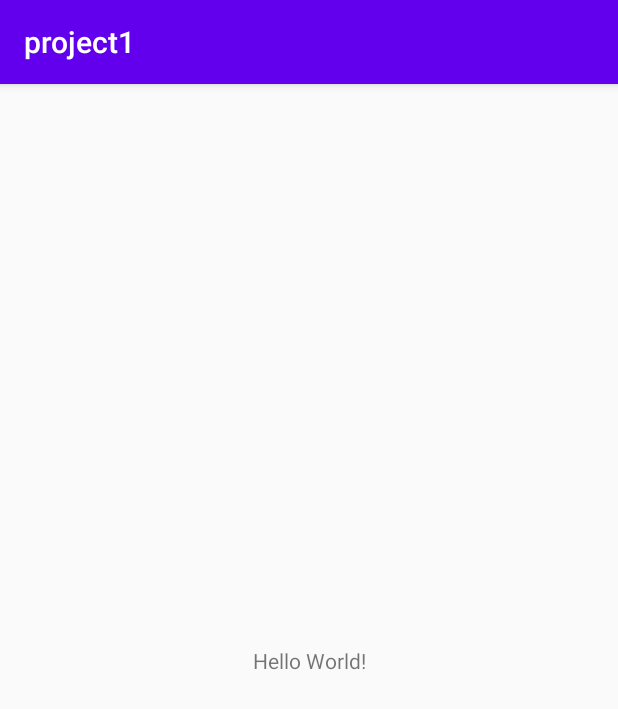
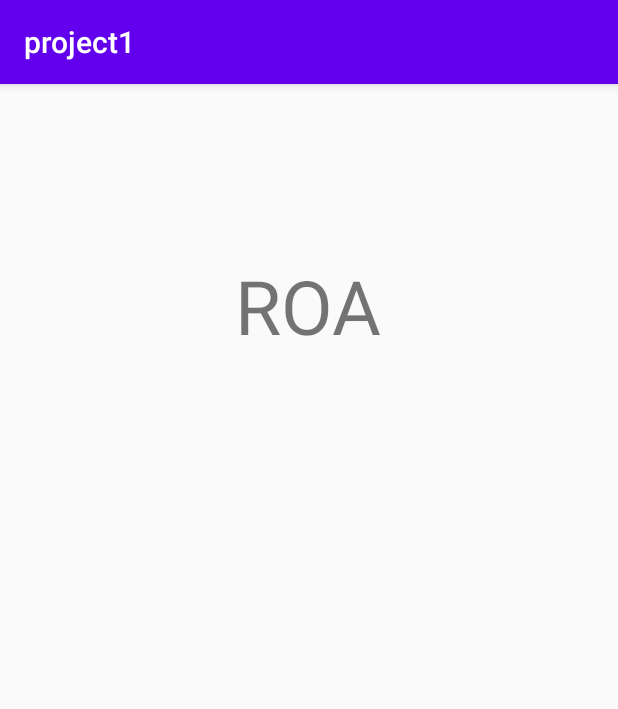
Before and after one commit to osc9556/ROA, an Android app: the screen it shows after launch (MainActivity), on a phone screen of 412 x 824 dp. Shown: the top 709 px of the screen. Run offline under Robolectric (Android 15) with nearby library versions, the phone set to English and light mode, and no system bars.

Commit message:
수정 2020년 4월 1일 9:11 AM

```diff
--- a/app/src/main/res/layout/activity_main.xml
+++ b/app/src/main/res/layout/activity_main.xml
@@ -1,18 +1,51 @@
 <?xml version="1.0" encoding="utf-8"?>
-<androidx.constraintlayout.widget.ConstraintLayout xmlns:android="http://schemas.android.com/apk/res/android"
+<LinearLayout xmlns:android="http://schemas.android.com/apk/res/android"
+    android:padding="30dp"
+    android:orientation="vertical"
     xmlns:app="http://schemas.android.com/apk/res-auto"
     xmlns:tools="http://schemas.android.com/tools"
     android:layout_width="match_parent"
     android:layout_height="match_parent"
     tools:context=".MainActivity">
 
-    <TextView
-        android:layout_width="wrap_content"
-        android:layout_height="wrap_content"
-        android:text="Hello World!"
-        app:layout_constraintBottom_toBottomOf="parent"
-        app:layout_constraintLeft_toLeftOf="parent"
-        app:layout_constraintRight_toRightOf="parent"
-        app:layout_constraintTop_toTopOf="parent" />
+    <RelativeLayout
+        android:orientation="vertical"
+        android:layout_width="match_parent"
+        android:layout_height="match_parent"
+        android:layout_weight="1"
+        >
+        <TextView
+            android:layout_width="wrap_content"
+            android:layout_height="wrap_content"
+            android:textSize="50dp"
+            android:text="ROA"
+            android:layout_centerInParent="true"
+            ></TextView>
+    </RelativeLayout>
 
-</androidx.constraintlayout.widget.ConstraintLayout>
+    <LinearLayout
+        android:layout_width="match_parent"
+        android:layout_height="match_parent"
+        android:layout_weight="1">
+        <LinearLayout
+            android:orientation="vertical"
+            android:layout_width="match_parent"
+            android:layout_height="match_parent"
+            android:layout_weight="1">
+
+        </LinearLayout>
+        <LinearLayout
+            android:layout_width="match_parent"
+            android:layout_height="match_parent"
+            android:layout_weight="1.5">
+
+        </LinearLayout>
+    </LinearLayout>
+
+    <LinearLayout
+        android:layout_width="match_parent"
+        android:layout_height="match_parent"
+        android:layout_weight="1">
+
+    </LinearLayout>
+</LinearLayout>
```
